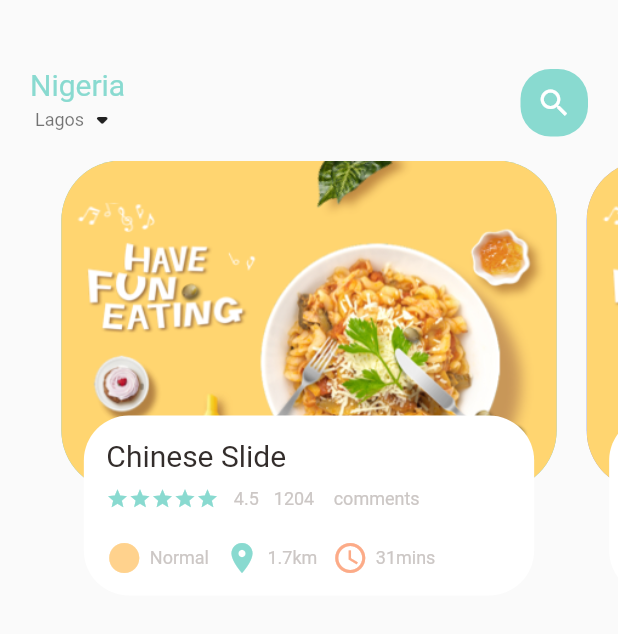
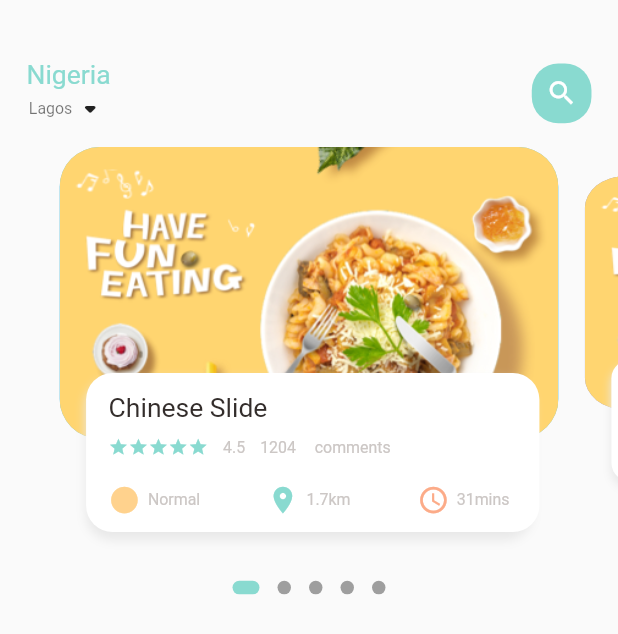
Before and after one commit to mohlade/e_commerce_app, a Flutter app: the screen it shows after launch, on a phone screen of 412 x 824 dp. Shown: the top 634 px of the screen. Run offline on Flutter 3.47's test engine with Material 2 defaults, Android fonts, the phone set to English and light mode, and no system bars; drawn by our look-alikes of dots_indicator; our stand-ins replace get.

Commit message:
Built some widgets

```diff
--- a/lib/home/food_page_body.dart
+++ b/lib/home/food_page_body.dart
@@ -1,3 +1,5 @@
+import 'package:dots_indicator/dots_indicator.dart';
+import 'package:e_commerce_app/utils/dimensions.dart';
 import 'package:e_commerce_app/widgets/big_text.dart';
 import 'package:e_commerce_app/widgets/icon_text_widget.dart';
 import 'package:e_commerce_app/widgets/small_text.dart';
@@ -15,26 +17,81 @@ class  FoodPageBody extends StatefulWidget {
 
 class _FoodPageBodyState extends State< FoodPageBody> {
   PageController pageController = PageController(viewportFraction: 0.85);
+  var _currPageValue =0.0;
+  double _scaleFactor = 0.8;
+  double _height = Dimensions.pageViewContainer ;
+
+  @override
+  void initState(){
+    super.initState();
+    pageController.addListener(() {
+      setState(() {
+        _currPageValue= pageController.page!;
+      });
+    });
+  }
+
+  @override
+  void dispose(){
+    pageController.dispose();
+  }
+
   @override
   Widget build(BuildContext context) {
-    return Container(
-      height: 320,
+    return Column(
+      children: [
+        Container(
+          height: Dimensions.pageView ,
           child: PageView.builder(
               controller: pageController,
               itemCount:  5,
               itemBuilder: (context, position){
             return _buildPageItem(position);
           }),
+        ),
+    new DotsIndicator(
+    dotsCount: 5,
+    position: _currPageValue ,
+    decorator: DotsDecorator(
+      activeColor: AppColors.mainColor,
+    size: const Size.square(9.0),
+    activeSize: const Size(18.0, 9.0),
+    activeShape: RoundedRectangleBorder(borderRadius: BorderRadius.circular(5.0)),
+    ),
+    )
+      ],
     );
   }
   Widget _buildPageItem(int index){
-    return Stack(
+    Matrix4 matrix = new Matrix4.identity();
+    if(index== _currPageValue.floor()){
+      var currScale = 1 - (_currPageValue-index) *(1-_scaleFactor);
+      var currTrans= _height*(1-currScale)/2;
+      matrix = Matrix4.diagonal3Values( 1, currScale, 1)..setTranslationRaw( 0, currTrans, 0);
+    }else if (index == _currPageValue.floor()+1){
+      var  currScale = _scaleFactor+(_currPageValue-index+1)*(1-_scaleFactor);
+      var currTrans= _height*(1-currScale)/2;
+      matrix = Matrix4.diagonal3Values( 1, currScale, 1);
+      matrix = Matrix4.diagonal3Values( 1, currScale, 1)..setTranslationRaw( 0, currTrans, 0);
+    } else if (index == _currPageValue.floor()- 1){
+      var currScale = 1 - (_currPageValue-index) *(1-_scaleFactor);
+      var currTrans= _height*(1-currScale)/2;
+      matrix = Matrix4.diagonal3Values( 1, currScale, 1);
+      matrix = Matrix4.diagonal3Values( 1, currScale, 1)..setTranslationRaw( 0, currTrans, 0);
+    } else {
+      var currScale = 0.8;
+      matrix = Matrix4.diagonal3Values( 1, currScale, 1)..setTranslationRaw(0, _height*(1-_scaleFactor)/2, 1);
+    }
+
+    return Transform(
+       transform: matrix,
+      child: Stack(
         children: [
           Container(
-          height: 220.0,
-          margin: EdgeInsets.only(left:10,right:10),
+            height: Dimensions.pageViewContainer ,
+            margin: EdgeInsets.only(left:Dimensions.width10,right:Dimensions.width10 ),
             decoration: BoxDecoration(
-            borderRadius: BorderRadius.circular(40),
+              borderRadius: BorderRadius.circular(Dimensions.radius30),
               color: index.isEven?Color(0xFF69c5df):Color(0xFF9294cc),
               image:  DecorationImage(
                 fit: BoxFit.cover,
@@ -47,26 +104,37 @@ class _FoodPageBodyState extends State< FoodPageBody> {
           Align(
             alignment:  Alignment.bottomCenter ,
             child: Container(
-            height: 120.0,
-            margin: EdgeInsets.only(left:25,right:25,bottom: 30 ),
+              height: Dimensions.pageViewTextContainer ,
+              margin: EdgeInsets.only(left:Dimensions.width30,right:Dimensions.width30,bottom: Dimensions.height30 ),
               decoration: BoxDecoration(
-              borderRadius: BorderRadius.circular(30),
+                borderRadius: BorderRadius.circular(Dimensions.radius20),
                 color: Colors.white,
+                boxShadow: [
+                  BoxShadow(
+                    color: Color(0xFFe8e8e8),
+                    blurRadius: 5.0,
+                    offset: Offset(0, 5)
                   ),
-            child: Container(
-              padding: EdgeInsets.only(top: 15 , left: 15, right: 15),
+                  BoxShadow(
+                    color: Colors.white,
+                    offset: Offset(5, 0),
+                  )
+                ]
+              ),
+              child: Container (
+                padding: EdgeInsets.only(top: Dimensions.height15 , left: 15, right: 15),
                 child: Column(
                   crossAxisAlignment: CrossAxisAlignment.start,
                     children: [
                       BigText(text: 'Chinese Slide'),
-                    SizedBox(height: 10,),
+                      SizedBox(height: Dimensions.height10 ,),
                       Row(
                         children: [
                           Wrap(
                             children: List.generate(5, (index) => Icon(
                               Icons.star,
                               color: AppColors.mainColor,
-                            size:15 ,
+                              size:Dimensions.size15,
                             )),
                           ),
                           SizedBox(width: 10,),
@@ -77,8 +145,9 @@ class _FoodPageBodyState extends State< FoodPageBody> {
                           SmallText(text: 'comments')
                         ],
                       ),
-                    SizedBox(height: 20,),
+                      SizedBox(height: Dimensions.height20,),
                       Row(
+                        mainAxisAlignment: MainAxisAlignment.spaceBetween ,
                         children: [
                           IconAndTextWidget(
                                icon: Icons.circle_sharp,
@@ -100,9 +169,11 @@ class _FoodPageBodyState extends State< FoodPageBody> {
                     ],
                 ),
               ),
+
             ),
           ),
         ],
+      ),
     );
   }
 }
--- a/lib/home/main_food_page.dart
+++ b/lib/home/main_food_page.dart
@@ -4,6 +4,8 @@ import 'package:e_commerce_app/widgets/small_text.dart';
 import 'package:flutter/cupertino.dart';
 import 'package:flutter/material.dart';
 import 'package:e_commerce_app/utils/colors.dart';
+
+import '../utils/dimensions.dart';
 
 class MainFoodPage extends StatefulWidget {
   const MainFoodPage({Key? key}) : super(key: key);
@@ -18,10 +20,11 @@ class _MainFoodPageState extends State<MainFoodPage> {
     return Scaffold(
       body: Column(
         children: [
+          //showing the header
           Container (
             child: Container(
-              margin: EdgeInsets.only(top: 45.0,bottom: 15.0),
-              padding: EdgeInsets.only(left: 20.0, right: 20.0),
+              margin: EdgeInsets.only(top: Dimensions.height45 ,bottom: Dimensions.height15),
+              padding: EdgeInsets.only(left: Dimensions.width20, right: Dimensions.width20),
               child: Row(
                 mainAxisAlignment: MainAxisAlignment.spaceBetween,
                 children: [
@@ -42,11 +45,11 @@ class _MainFoodPageState extends State<MainFoodPage> {
                   ),
                   Center(
                     child: Container(
-                      child: Icon(Icons.search,color: Colors.white,),
-                      width: 45.0,
-                      height: 45.0,
+                      child: Icon(Icons.search,color: Colors.white,size: Dimensions.icon24 ,),
+                      width: Dimensions.height45,
+                      height: Dimensions.height45,
                       decoration: BoxDecoration(
-                          borderRadius: BorderRadius.circular(20),
+                          borderRadius: BorderRadius.circular(Dimensions.width20),
                           color: AppColors.mainColor,
                       ),
                     ),
@@ -55,6 +58,7 @@ class _MainFoodPageState extends State<MainFoodPage> {
               ),
             ),
           ),
+          //showing the bottom
           FoodPageBody(),
         ],
       ),
--- a/lib/main.dart
+++ b/lib/main.dart
@@ -1,5 +1,6 @@
 import 'package:e_commerce_app/home/main_food_page.dart';
 import 'package:flutter/material.dart';
+import 'package:get/get.dart';
 
 void main() {
   runApp(const MyApp());
@@ -11,7 +12,7 @@ class MyApp extends StatelessWidget {
   // This widget is the root of your application.
   @override
   Widget build(BuildContext context) {
-    return MaterialApp(
+    return GetMaterialApp(
       debugShowCheckedModeBanner: false,
       title: 'Flutter Demo',
       theme: ThemeData(
--- /dev/null
+++ b/lib/utils/dimensions.dart
@@ -0,0 +1,37 @@
+import 'package:get/get.dart';
+class Dimensions{
+  static double screenHeight =  Get.context!.height;
+  static double screenWidth =  Get.context!.width;
+
+  static double pageViewContainer = screenHeight/4.24 ;
+  static double pageViewTextContainer = screenHeight/7.77;
+  static double pageView = screenHeight/2.91;
+
+  //dynamic height padding and margin
+  static double height10 =  screenHeight/93.2;
+  static double height20 =  screenHeight/46.6;
+  static double height15 =  screenHeight/62.1;
+  static double height30 =  screenHeight/31.1 ;
+  static double height45 =  screenHeight/20.7;
+  //dynamic width padding and margin
+  static double width10 =  screenHeight/93.2;
+  static double width20 =  screenHeight/46.6;
+  static double width15 =  screenHeight/62.1;
+  static double width30 =  screenHeight/31.1 ;
+
+
+  static double  font20 = screenHeight/46.6;
+  static double  font12 = screenHeight/77.7;
+
+  static double size15 = screenHeight/62.1;
+  //radius
+  static double radius20 =  screenHeight/46.6;
+  static double radius30 =  screenHeight/31.1;
+
+  //icon size
+  static double icon24 =  screenHeight/38.8;
+
+
+
+
+}
--- a/lib/widgets/big_text.dart
+++ b/lib/widgets/big_text.dart
@@ -1,4 +1,6 @@
+import 'package:e_commerce_app/utils/dimensions.dart';
 import 'package:flutter/cupertino.dart';
+
 
 class BigText extends StatelessWidget {
   Color? color;
@@ -7,7 +9,7 @@ class BigText extends StatelessWidget {
   TextOverflow overFlow;
   BigText({Key? key, this.color = const Color(0xFF332d2b),
     required this.text,
-    this.size = 20.0,
+    this.size = 0,
     this.overFlow= TextOverflow.ellipsis
   }) : super(key: key);
 
@@ -19,7 +21,7 @@ class BigText extends StatelessWidget {
       overflow: overFlow,
      style: TextStyle(
        color:color,
-       fontSize: size,
+       fontSize: size==0?Dimensions.font20:size,
        fontFamily: 'Roboto',
        fontWeight: FontWeight.w400,
      ),
--- a/lib/widgets/icon_text_widget.dart
+++ b/lib/widgets/icon_text_widget.dart
@@ -1,5 +1,7 @@
 import 'package:e_commerce_app/widgets/small_text.dart';
 import 'package:flutter/cupertino.dart';
+
+import '../utils/dimensions.dart';
 
 class IconAndTextWidget extends StatelessWidget {
   final IconData  icon;
@@ -15,7 +17,7 @@ class IconAndTextWidget extends StatelessWidget {
   Widget build(BuildContext context) {
     return Row(
       children: [
-        Icon(icon,color: iconColor,),
+        Icon(icon,color: iconColor,size: Dimensions.icon24,),
         SizedBox(width: 5,),
         SmallText(text: text,),
       ],
--- a/lib/widgets/small_text.dart
+++ b/lib/widgets/small_text.dart
@@ -1,3 +1,4 @@
+import 'package:e_commerce_app/utils/dimensions.dart';
 import 'package:flutter/cupertino.dart';
 
 class SmallText extends StatelessWidget {
@@ -18,7 +19,7 @@ class SmallText extends StatelessWidget {
       text,
       style: TextStyle(
         color:color,
-        fontSize: size,
+        fontSize: Dimensions.font12,
         height: height,
         fontFamily: 'Roboto',
       ),
--- a/pubspec.yaml
+++ b/pubspec.yaml
@@ -30,6 +30,7 @@ dependencies:
   flutter:
     sdk: flutter
   get: ^4.1.4
+  dots_indicator: ^2.1.0
 
 
   # The following adds the Cupertino Icons font to your application.
```
Also changed, not shown: pubspec.lock. Lines whose indentation alone changed are shown as unchanged.
